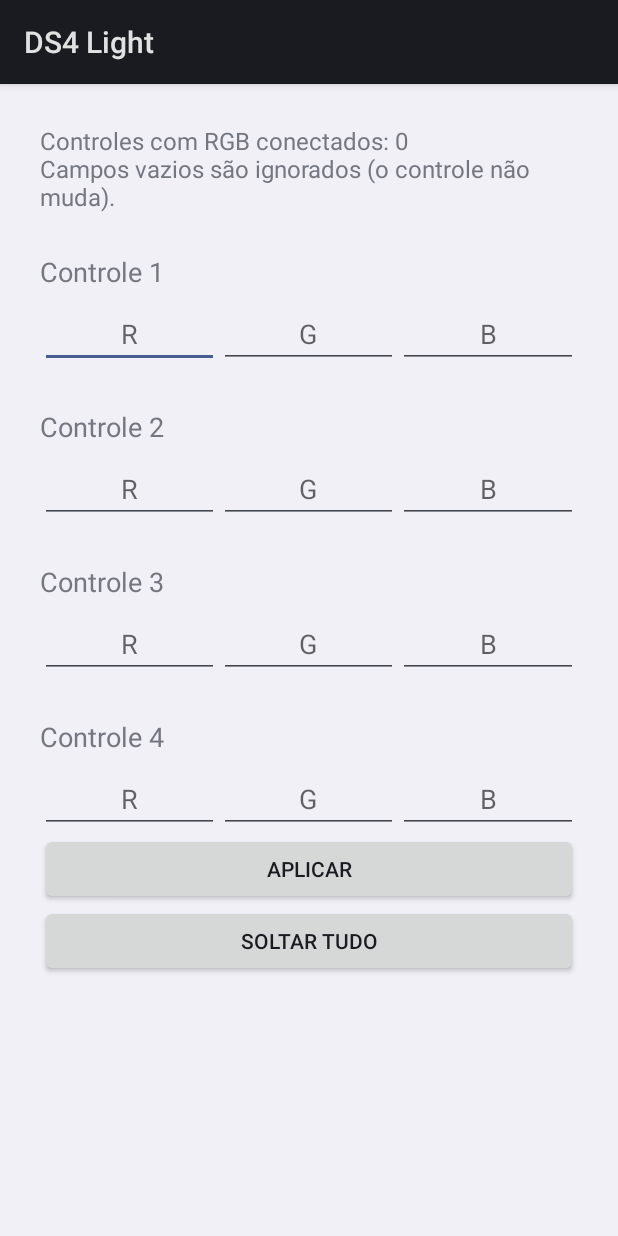
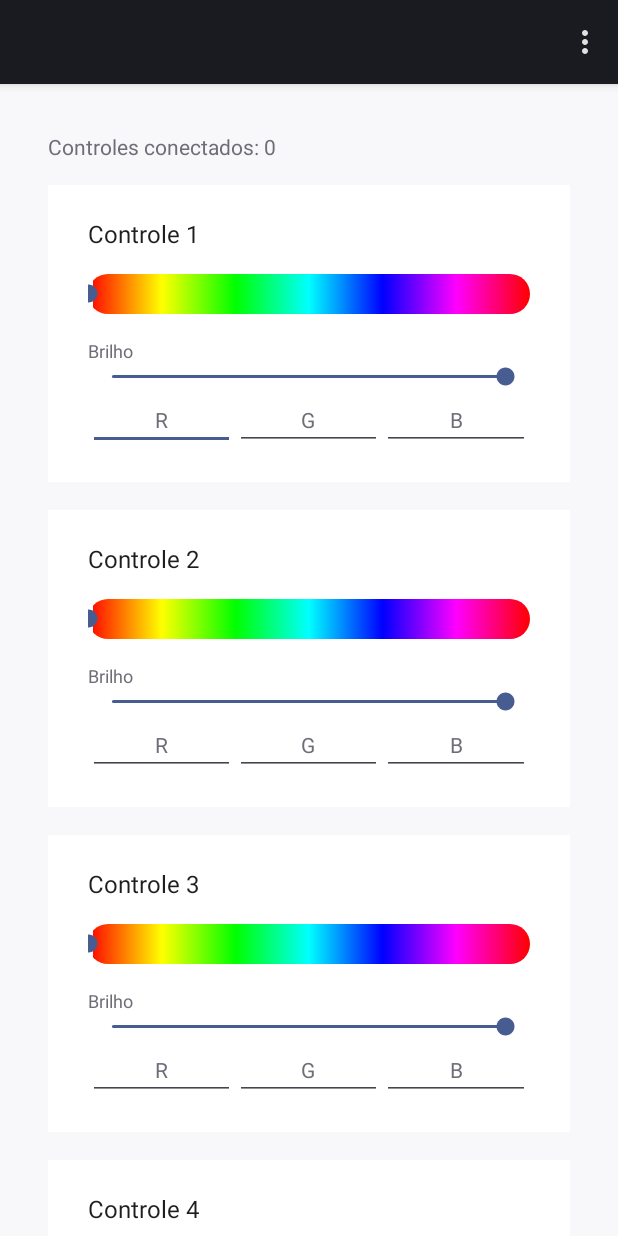
Before and after one commit to k9fps1907/Yooy, an Android app: the screen it shows after launch (MainActivity), on a phone screen of 412 x 824 dp. Run offline under Robolectric (Android 15) with nearby library versions, the phone set to English and light mode, and no system bars.

Commit message:
Update MainActivity.java

```diff
--- a/app/src/main/java/com/ds4/light/MainActivity.java
+++ b/app/src/main/java/com/ds4/light/MainActivity.java
@@ -2,7 +2,9 @@ package com.ds4.light;
 
 import android.app.Activity;
 import android.content.Intent;
+import android.content.res.Configuration;
 import android.graphics.Color;
+import android.graphics.drawable.GradientDrawable;
 import android.hardware.lights.Light;
 import android.hardware.lights.LightState;
 import android.hardware.lights.LightsManager;
@@ -12,70 +14,161 @@ import android.text.InputFilter;
 import android.text.InputType;
 import android.view.Gravity;
 import android.view.InputDevice;
+import android.view.Menu;
+import android.view.MenuItem;
+import android.view.View;
 import android.widget.Button;
 import android.widget.EditText;
 import android.widget.LinearLayout;
 import android.widget.ScrollView;
+import android.widget.SeekBar;
 import android.widget.TextView;
 import java.util.ArrayList;
 import java.util.List;
 
 public class MainActivity extends Activity {
     static final int N = 4;
-    // static: sobrevive se a tela for recriada
     static final List<LightsManager> mgrs = new ArrayList<>();
     static final List<Light> lights = new ArrayList<>();
     static final List<LightsManager.LightsSession> sessions = new ArrayList<>();
+    static boolean escuro = false;
 
+    final int[] matiz = new int[N];
+    final int[] brilho = new int[N];
+    final int[] sat = new int[N];
     final EditText[][] campos = new EditText[N][3];
+    final TextView[] titulos = new TextView[N];
+    final SeekBar[] barrasMatiz = new SeekBar[N];
+    final SeekBar[] barrasBrilho = new SeekBar[N];
+    LinearLayout raiz;
     TextView status;
 
     @Override
     protected void onCreate(Bundle b) {
         super.onCreate(b);
+        for (int i = 0; i < N; i++) { brilho[i] = 255; sat[i] = 255; matiz[i] = 0; }
+        setTitle("");
+        construir();
+        achar();
+    }
+
+    void construir() {
+        boolean dark = escuro;
+        int fundo = dark ? Color.rgb(18, 18, 20) : Color.rgb(248, 248, 250);
+        int texto = dark ? Color.WHITE : Color.rgb(30, 30, 30);
+        int secundario = dark ? Color.rgb(150, 150, 155) : Color.rgb(110, 110, 120);
+        int cartao = dark ? Color.rgb(30, 30, 34) : Color.WHITE;
+
         ScrollView sv = new ScrollView(this);
-        LinearLayout root = new LinearLayout(this);
-        root.setOrientation(LinearLayout.VERTICAL);
-        root.setPadding(40, 40, 40, 40);
-        sv.addView(root);
+        sv.setBackgroundColor(fundo);
+        raiz = new LinearLayout(this);
+        raiz.setOrientation(LinearLayout.VERTICAL);
+        raiz.setPadding(48, 48, 48, 48);
+        sv.addView(raiz);
         setContentView(sv);
 
         status = new TextView(this);
-        status.setTextSize(16);
-        root.addView(status);
+        status.setTextSize(14);
+        status.setTextColor(secundario);
+        status.setPadding(0, 0, 0, 24);
+        raiz.addView(status);
 
-        String[] rotulos = {"R", "G", "B"};
         for (int i = 0; i < N; i++) {
+            LinearLayout card = new LinearLayout(this);
+            card.setOrientation(LinearLayout.VERTICAL);
+            card.setPadding(40, 32, 40, 32);
+            card.setBackgroundColor(cartao);
+            LinearLayout.LayoutParams lp = new LinearLayout.LayoutParams(-1, -2);
+            lp.setMargins(0, 0, 0, 28);
+            card.setLayoutParams(lp);
+
             TextView t = new TextView(this);
             t.setText("Controle " + (i + 1));
-            t.setTextSize(18);
-            t.setPadding(0, 40, 0, 10);
-            root.addView(t);
+            t.setTextSize(16);
+            t.setTextColor(texto);
+            titulos[i] = t;
+            card.addView(t);
 
+            // barra de matiz (arco-íris horizontal)
+            SeekBar sm = new SeekBar(this);
+            sm.setMax(360);
+            sm.setProgress(0);
+            sm.setProgressDrawable(gradienteMatiz());
+            sm.setPadding(0, 24, 0, 24);
+            final int idx = i;
+            sm.setOnSeekBarChangeListener(new SeekBar.OnSeekBarChangeListener() {
+                public void onProgressChanged(SeekBar s, int p, boolean u) { if (u) { matiz[idx] = p; atualizar(idx); } }
+                public void onStartTrackingTouch(SeekBar s) {}
+                public void onStopTrackingTouch(SeekBar s) {}
+            });
+            barrasMatiz[i] = sm;
+            card.addView(sm);
+
+            // barra de brilho (0 = apagado)
+            SeekBar sb = new SeekBar(this);
+            sb.setMax(255);
+            sb.setProgress(255);
+            sb.setOnSeekBarChangeListener(new SeekBar.OnSeekBarChangeListener() {
+                public void onProgressChanged(SeekBar s, int p, boolean u) { if (u) { brilho[idx] = p; atualizar(idx); } }
+                public void onStartTrackingTouch(SeekBar s) {}
+                public void onStopTrackingTouch(SeekBar s) {}
+            });
+            barrasBrilho[i] = sb;
+            TextView lb = new TextView(this);
+            lb.setText("Brilho");
+            lb.setTextColor(secundario);
+            lb.setTextSize(12);
+            card.addView(lb);
+            card.addView(sb);
+
+            // campos R G B
             LinearLayout linha = new LinearLayout(this);
+            String[] rot = {"R", "G", "B"};
             for (int j = 0; j < 3; j++) {
                 EditText e = new EditText(this);
-                e.setHint(rotulos[j]);
+                e.setHint(rot[j]);
+                e.setTextColor(texto);
+                e.setHintTextColor(secundario);
                 e.setInputType(InputType.TYPE_CLASS_NUMBER);
                 e.setFilters(new InputFilter[]{new InputFilter.LengthFilter(3)});
                 e.setGravity(Gravity.CENTER);
+                e.setTextSize(14);
                 linha.addView(e, new LinearLayout.LayoutParams(0, -2, 1));
                 campos[i][j] = e;
             }
-            root.addView(linha);
+            card.addView(linha);
+            raiz.addView(card);
         }
 
         Button aplicar = new Button(this);
         aplicar.setText("Aplicar");
-        aplicar.setOnClickListener(v -> aplicar());
-        root.addView(aplicar);
+        aplicar.setAllCaps(false);
+        aplicar.setOnClickListener(v -> aplicarTudo());
+        raiz.addView(aplicar);
 
         Button soltar = new Button(this);
         soltar.setText("Soltar tudo");
+        soltar.setAllCaps(false);
         soltar.setOnClickListener(v -> soltar());
-        root.addView(soltar);
+        raiz.addView(soltar);
+    }
 
-        achar();
+    // gradiente horizontal de todas as cores
+    android.graphics.drawable.Drawable gradienteMatiz() {
+        int[] cores = new int[7];
+        for (int k = 0; k < 7; k++) cores[k] = Color.HSVToColor(new float[]{k * 60f, 1f, 1f});
+        GradientDrawable g = new GradientDrawable(GradientDrawable.Orientation.LEFT_RIGHT, cores);
+        g.setCornerRadius(40);
+        g.setSize(-1, 40);
+        return g;
+    }
+
+    // converte matiz/brilho/saturação do índice em RGB e joga nos campos
+    void atualizar(int i) {
+        int cor = Color.HSVToColor(new float[]{matiz[i], sat[i] / 255f, brilho[i] / 255f});
+        campos[i][0].setText(String.valueOf(Color.red(cor)));
+        campos[i][1].setText(String.valueOf(Color.green(cor)));
+        campos[i][2].setText(String.valueOf(Color.blue(cor)));
     }
 
     void achar() {
@@ -94,8 +187,7 @@ public class MainActivity extends Activity {
                 }
             }
         }
-        status.setText("Controles com RGB conectados: " + lights.size()
-                + "\nCampos vazios são ignorados (o controle não muda).");
+        status.setText("Controles conectados: " + lights.size());
     }
 
     int lerCampo(EditText e) {
@@ -104,16 +196,15 @@ public class MainActivity extends Activity {
         return Math.min(255, Integer.parseInt(t));
     }
 
-    void aplicar() {
+    void aplicarTudo() {
         achar();
         fecharSessoes();
         int feitos = 0;
         for (int i = 0; i < N && i < lights.size(); i++) {
-            boolean vazio = campos[i][0].length() == 0 && campos[i][1].length() == 0 && campos[i][2].length() == 0;
-            if (vazio) continue;
             int r = lerCampo(campos[i][0]);
             int g = lerCampo(campos[i][1]);
             int b = lerCampo(campos[i][2]);
+            if (campos[i][0].length() == 0 && campos[i][1].length() == 0 && campos[i][2].length() == 0) continue;
             try {
                 LightsManager.LightsSession s = mgrs.get(i).openSession();
                 LightState st = new LightState.Builder().setColor(Color.rgb(r, g, b)).build();
@@ -141,4 +232,21 @@ public class MainActivity extends Activity {
         }
         sessions.clear();
     }
-}
+
+    @Override
+    public boolean onCreateOptionsMenu(Menu menu) {
+        menu.add(0, 1, 0, escuro ? "Tema claro" : "Tema escuro");
+        return true;
+    }
+
+    @Override
+    public boolean onOptionsItemSelected(MenuItem item) {
+        if (item.getItemId() == 1) {
+            escuro = !escuro;
+            construir();
+            achar();
+            return true;
+        }
+        return super.onOptionsItemSelected(item);
+    }
+            }
```
